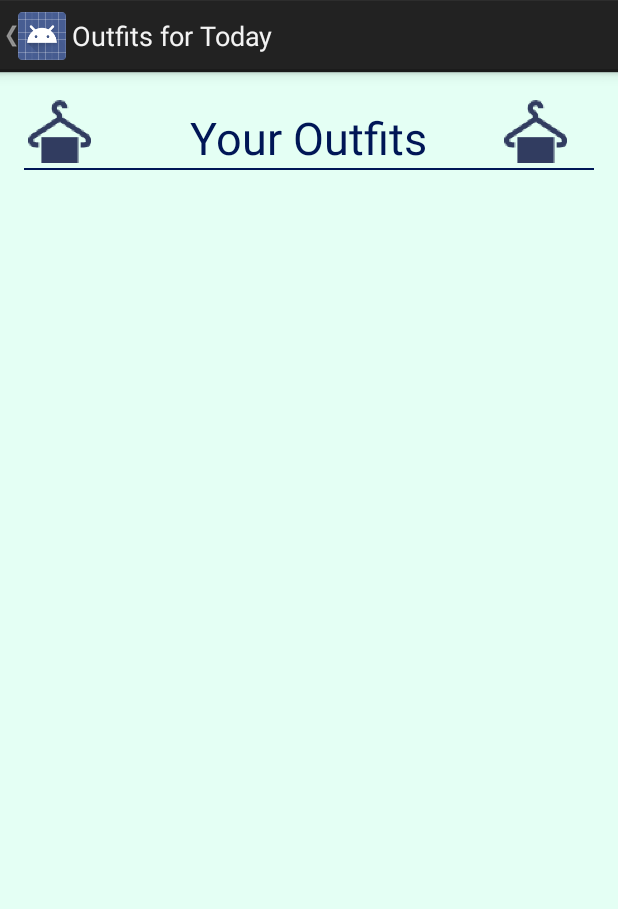
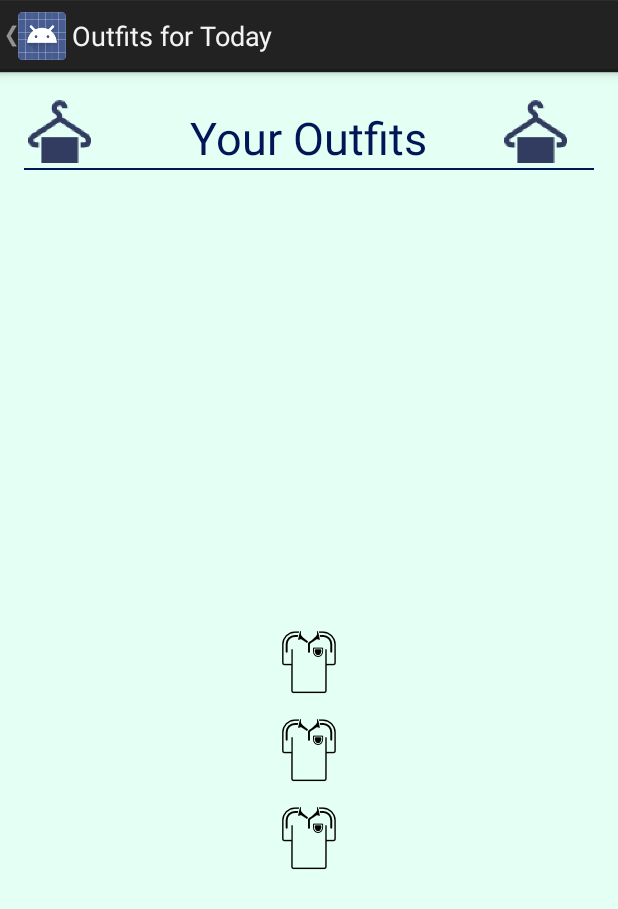
Before and after one commit to SheridanLGrant/Fab-Fashion, an Android app: the viewOutfit screen opened directly, with no data from a screen before it, on a phone screen of 412 x 824 dp. Shown: the top 909 px of the screen. Run offline under Robolectric (Android 15) with nearby library versions, the phone set to English and light mode, and no system bars.

Commit message:
Fixed the error with the suggested outfit, self-esteem diminished slightly as it was easy

```diff
--- a/app/src/main/java/edu/hmc/cs/personalstylist/Choose.java
+++ b/app/src/main/java/edu/hmc/cs/personalstylist/Choose.java
@@ -1,5 +1,8 @@
 package edu.hmc.cs.personalstylist;
 
+
+import android.util.Log;
+import android.widget.TextView;
 
 import java.util.Iterator;
 import java.util.ArrayList;
@@ -13,6 +16,50 @@ import edu.hmc.cs.personalstylist.Clothing;
  *  a #1 choice outfit.
  */
 public class Choose {
+
+
+    public final static String UNKNOWN_TOP = "Unknown top";
+    public final static String UNKNOWN_BOTTOM = "Unknown bottom";
+    public final static String UNKNOWN_SHOE = "Unknown shoe";
+    public final static String LONG_SLEEVE_SHIRT = "Long-sleeve shirt";
+    public final static String SHORT_SLEEVE_SHIRT = "Short-sleeve shirt";
+    public final static String SLEEVELESS_SHIRT = "Sleeveless shirt";
+    public final static String PANTS = "Pants";
+    public final static String SHORTS = "Shorts";
+    public final static String SKIRT = "Skirt";
+    public final static String DRESS_SHOES = "Dress shoes";
+    public final static String TENNIS_SHOES = "Tennis shoes";
+    public final static String SANDALS = "Sandals";
+    public final static ArrayList<String> TYPES = new ArrayList<String>();
+    public final static ArrayList<String> TOPS = new ArrayList<String>();
+    public final static ArrayList<String> BOTTOMS = new ArrayList<String>();
+    public final static ArrayList<String> SHOES = new ArrayList<String>();
+
+    public final static String RED = "Red";
+    public final static String BLUE = "Blue";
+    public final static String YELLOW = "Yellow";
+    public final static String GREEN = "Green";
+    public final static String PURPLE = "Purple";
+    public final static String ORANGE = "Orange";
+    public final static String BLACK = "Black";
+    public final static String WHITE = "White";
+    public final static String PINK = "Pink";
+    public final static String BROWN = "Brown";
+    public final static ArrayList<String> COLORS = new ArrayList<String>();
+
+    public final static String CASUAL = "Casual";
+    public final static String BUSINESS = "Business";
+    public final static String FORMAL = "Formal";
+    public final static String BEACH = "Beach";
+    public final static ArrayList<String> FORMALITIES = new ArrayList<String>();
+
+    public final static String HOT = "Hot";
+    public final static String COLD = "Cold";
+    public final static String MILD = "Mild";
+    public final static ArrayList<String> TEMPERATURES = new ArrayList<String>();
+
+
+
 
     public ArrayList<Clothing> wardrobe = new ArrayList<Clothing>();
 
@@ -63,10 +110,146 @@ public class Choose {
     }
 
 
-//    public ArrayList<Clothing> recommendedOutfits(ArrayList<Clothing> wardrobe) {
-//        ArrayList<Clothing> outfits = new ArrayList<Clothing>();
-//
-//    }
+    public ArrayList<Clothing> RecommendedOutfits(ArrayList<Clothing> newWardrobe, String formPref, String tempPref) {
+
+        // Build paramter arrays
+        TOPS.add(LONG_SLEEVE_SHIRT);
+        TOPS.add(SHORT_SLEEVE_SHIRT);
+        TOPS.add(SLEEVELESS_SHIRT);
+        BOTTOMS.add(PANTS);
+        BOTTOMS.add(SHORTS);
+        BOTTOMS.add(SKIRT);
+        SHOES.add(DRESS_SHOES);
+        SHOES.add(TENNIS_SHOES);
+        SHOES.add(SANDALS);
+
+        TYPES.add(LONG_SLEEVE_SHIRT);
+        TYPES.add(SHORT_SLEEVE_SHIRT);
+        TYPES.add(SLEEVELESS_SHIRT);
+        TYPES.add(PANTS);
+        TYPES.add(SHORTS);
+        TYPES.add(SKIRT);
+        TYPES.add(DRESS_SHOES);
+        TYPES.add(TENNIS_SHOES);
+        TYPES.add(SANDALS);
+
+        COLORS.add(RED);
+        COLORS.add(YELLOW);
+        COLORS.add(BLUE);
+        COLORS.add(GREEN);
+        COLORS.add(ORANGE);
+        COLORS.add(PURPLE);
+        COLORS.add(BLACK);
+        COLORS.add(WHITE);
+        COLORS.add(PINK);
+        COLORS.add(BROWN);
+
+        FORMALITIES.add(CASUAL);
+        FORMALITIES.add(FORMAL);
+        FORMALITIES.add(BUSINESS);
+        FORMALITIES.add(BEACH);
+
+        TEMPERATURES.add(HOT);
+        TEMPERATURES.add(COLD);
+        TEMPERATURES.add(MILD);
+
+        ArrayList<Clothing> outfit = new ArrayList<Clothing>();
+
+        ArrayList<Clothing> topsPossible = new ArrayList<Clothing>();
+        ArrayList<Clothing> bottomsPossible = new ArrayList<Clothing>();
+        ArrayList<Clothing> shoesPossible = new ArrayList<Clothing>();
+
+        Clothing top = new Clothing(UNKNOWN_TOP);
+        Clothing bottom = new Clothing(UNKNOWN_BOTTOM);
+        Clothing shoe = new Clothing(UNKNOWN_SHOE);
+
+        for (int i = 0; i < newWardrobe.size(); i++) {
+            if (TOPS.contains(newWardrobe.get(i).getType())) {
+                topsPossible.add(newWardrobe.get(i));
+            } else if (BOTTOMS.contains(newWardrobe.get(i).getType())) {
+                bottomsPossible.add(newWardrobe.get(i));
+            } else if (SHOES.contains(newWardrobe.get(i).getType())) {
+                shoesPossible.add(newWardrobe.get(i));
+            }
+        }
+
+
+        if (CASUAL.equals(formPref) && HOT.equals(tempPref)) {
+
+            for (int i1 = 0; i1 < topsPossible.size(); i1++) {
+                if (SLEEVELESS_SHIRT.equals(topsPossible.get(i1).getType())) {
+                    top = topsPossible.get(i1);
+                    break;
+                }
+            }
+
+            for (int i2 = 0; i2 < bottomsPossible.size(); i2++) {
+                if (SHORTS.equals(bottomsPossible.get(i2).getType())) {
+                    bottom = bottomsPossible.get(i2);
+                    break;
+                }
+            }
+
+            for (int i3 = 0; i3 < shoesPossible.size(); i3++) {
+                if (SANDALS.equals(shoesPossible.get(i3).getType())) {
+                    shoe = shoesPossible.get(i3);
+                    break;
+                }
+            }
+        } else if (CASUAL.equals(formPref) && MILD.equals(tempPref)) {
+
+            for (int i = 0; i < topsPossible.size(); i++) {
+                if (SHORT_SLEEVE_SHIRT.equals(topsPossible.get(i).getType())) {
+                    top = topsPossible.get(i);
+                    break;
+                }
+            }
+
+            for (int i = 0; i < bottomsPossible.size(); i++) {
+                if (SHORTS.equals(bottomsPossible.get(i).getType())) {
+                    bottom = bottomsPossible.get(i);
+                    break;
+                }
+            }
+
+            for (int i = 0; i < shoesPossible.size(); i++) {
+                if (TENNIS_SHOES.equals(shoesPossible.get(i).getType())) {
+                    shoe = shoesPossible.get(i);
+                    break;
+                }
+            }
+        } else if (BUSINESS.equals(formPref) || FORMAL.equals(formPref)) {
+
+            for (int i = 0; i < topsPossible.size(); i++) {
+                if (LONG_SLEEVE_SHIRT.equals(topsPossible.get(i).getType())) {
+                    top = topsPossible.get(i);
+                    break;
+                }
+            }
+
+            for (int i = 0; i < bottomsPossible.size(); i++) {
+                if (PANTS.equals(bottomsPossible.get(i).getType())) {
+                    bottom = bottomsPossible.get(i);
+                    break;
+                }
+            }
+
+            for (int i = 0; i < shoesPossible.size(); i++) {
+                if (DRESS_SHOES.equals(shoesPossible.get(i).getType())) {
+                    shoe = shoesPossible.get(i);
+                    break;
+                }
+            }
+        }
+
+        outfit.add(top);
+        outfit.add(bottom);
+        outfit.add(shoe);
+
+
+
+        return outfit;
+    }
 
 
 
--- a/app/src/main/java/edu/hmc/cs/personalstylist/Clothing.java
+++ b/app/src/main/java/edu/hmc/cs/personalstylist/Clothing.java
@@ -46,6 +46,11 @@ public class Clothing {
          this.temperature = givenTemperature;
     }
 
+    public Clothing(String givenType) {
+        this.type = givenType;
+        this.name = "test";
+    }
+
     public String getType() {
         return this.type;
     }
--- a/app/src/main/java/edu/hmc/cs/personalstylist/MainActivity.java
+++ b/app/src/main/java/edu/hmc/cs/personalstylist/MainActivity.java
@@ -217,6 +217,7 @@ public class MainActivity extends Activity implements OnClickListener, PopupMenu
         }
         else {
             for (int i = 0; i < wardrobe.size(); i++) {
+                // we need delete to have the name for this to work smoothly
                 if (clicked.equals(("Delete: " + wardrobe.get(i).getName()))) {
                     deletion = i;
                     removeFlag = true;
--- a/app/src/main/java/edu/hmc/cs/personalstylist/viewOutfit.java
+++ b/app/src/main/java/edu/hmc/cs/personalstylist/viewOutfit.java
@@ -3,9 +3,17 @@ package edu.hmc.cs.personalstylist;
 import android.app.Activity;
 import android.content.Context;
 import android.content.Intent;
+import android.graphics.Color;
+import android.media.Image;
 import android.os.Bundle;
+import android.view.MenuInflater;
+import android.view.MenuItem;
+import android.view.View;
 import android.widget.Button;
+import android.widget.ImageButton;
 import android.widget.LinearLayout;
+import android.widget.PopupMenu;
+import android.widget.RelativeLayout;
 import android.widget.TextView;
 
 import com.google.gson.Gson;
@@ -23,7 +31,7 @@ import edu.hmc.cs.personalstylist.Choose;
 /**
  * Created by davidconnor on 11/6/14.
  */
-public class viewOutfit extends Activity {
+public class viewOutfit extends Activity implements View.OnClickListener {
     public final static String CLOTHING_FORMALITY = "edu.hmc.cs.personalstylist.clothingFormality";
     public final static String CLOTHING_TEMPERATURE = "edu.hmc.cs.personalstylist.clothingTemperature";
 
@@ -43,6 +51,9 @@ public class viewOutfit extends Activity {
     ArrayList<Clothing> wardrobe = new ArrayList<Clothing>();
     Context context;
     String file = "wardrobeData";
+
+    // For image buttons
+    RelativeLayout.LayoutParams params = new RelativeLayout.LayoutParams(RelativeLayout.LayoutParams.WRAP_CONTENT, RelativeLayout.LayoutParams.WRAP_CONTENT);
 
 
     @Override
@@ -107,6 +118,11 @@ public class viewOutfit extends Activity {
         Choose outfitChoice = new Choose(wardrobe);
         ArrayList<Clothing> newWardrobe = outfitChoice.viableClothing(formPref, tempPref);
 
+        TextView test = (TextView) findViewById(R.id.view_outfits_greeting);
+        if (newWardrobe.size() == 5) {
+            test.setText("five!");
+        }
+
 
         Clothing currentArticle;
         for (int i = 0; i < newWardrobe.size(); i++) {
@@ -132,6 +148,58 @@ public class viewOutfit extends Activity {
             }
         }
 
+
+        DisplaySuggestion(outfitChoice.RecommendedOutfits(newWardrobe, formPref, tempPref));
+
     }
 
+
+
+    // TODO: change to appropriate icons
+    private ImageButton createImageButton(Clothing currentArticle) {
+        ImageButton button = new ImageButton(this);
+        button.setImageResource(R.drawable.jersey);
+        button.setLayoutParams(params);
+        button.setBackgroundColor(Color.TRANSPARENT);
+        button.setTag(currentArticle.getName());
+
+        return button;
+    }
+
+    private void DisplaySuggestion(ArrayList<Clothing> suggestion) {
+        ImageButton topSuggestion = (ImageButton) findViewById(R.id.topSuggestion);
+        ImageButton bottomSuggestion = (ImageButton) findViewById(R.id.bottomSuggestion);
+        ImageButton shoeSuggestion = (ImageButton) findViewById(R.id.shoeSuggestion);
+
+
+        topSuggestion.setImageResource(R.drawable.jersey);
+        topSuggestion.setOnClickListener(this);
+//        topSuggestion.setLayoutParams(params);
+        topSuggestion.setBackgroundColor(Color.TRANSPARENT);
+        topSuggestion.setTag(suggestion.get(0).getName());
+
+        bottomSuggestion.setImageResource(R.drawable.jersey);
+        bottomSuggestion.setOnClickListener(this);
+//        bottomSuggestion.setLayoutParams(params);
+        bottomSuggestion.setBackgroundColor(Color.TRANSPARENT);
+        bottomSuggestion.setTag(suggestion.get(1).getName());
+
+        shoeSuggestion.setImageResource(R.drawable.jersey);
+        shoeSuggestion.setOnClickListener(this);
+//        shoeSuggestion.setLayoutParams(params);
+        shoeSuggestion.setBackgroundColor(Color.TRANSPARENT);
+        shoeSuggestion.setTag(suggestion.get(2).getName());
+
+    }
+
+    @Override
+    public void onClick(View v) {
+        ImageButton b = (ImageButton) v;
+        PopupMenu popup = new PopupMenu(this, b);
+        popup.getMenu().add("Name: " + b.getTag());
+
+        MenuInflater inflater = popup.getMenuInflater();
+        inflater.inflate(R.menu.article_options, popup.getMenu());
+        popup.show();
+    }
 }
--- a/app/src/main/res/layout/activity_view_outfits.xml
+++ b/app/src/main/res/layout/activity_view_outfits.xml
@@ -18,34 +18,47 @@
         android:id="@+id/your_outfits_message"
         android:src="@drawable/ic_hanger" />
 
+    <ImageView
+        android:layout_width="wrap_content"
+        android:layout_height="wrap_content"
+        android:id="@+id/imageView"
+        android:layout_toEndOf="@+id/view_outfits_greeting"
+        android:src="@drawable/ic_hanger"
+        android:layout_alignParentTop="true"
+        android:layout_toRightOf="@+id/view_outfits_greeting"
+        android:layout_marginLeft="34dp"
+        android:layout_alignParentRight="true"
+        android:layout_alignParentEnd="true" />
+
     <View android:layout_width="fill_parent"
         android:layout_height="1dip"
         android:background="#ff001656"
         android:layout_below="@+id/your_outfits_message"
         android:layout_alignParentLeft="true"
-        android:layout_alignParentStart="true" />
+        android:layout_alignParentStart="true"
+        android:id="@+id/view" />
 
 
     <TextView
         android:textSize="30sp"
-        android:text="Your Outfits"
+        android:text="@string/available_clothing"
         android:layout_width="wrap_content"
         android:layout_height="wrap_content"
         android:textColor="#ff001656"
         android:layout_gravity="center_horizontal"
         android:layout_alignBottom="@+id/your_outfits_message"
         android:layout_centerHorizontal="true"
-        android:id="@+id/textView" />
+        android:id="@+id/view_outfits_greeting" />
 
 
     <HorizontalScrollView
         android:layout_width="match_parent"
-        android:layout_height="92dp"
+        android:layout_height="100dp"
         android:id="@+id/topScrollerChoose"
         android:fillViewport="true"
-        android:layout_below="@+id/shoeScrollerChoose"
-        android:layout_alignParentLeft="true"
-        android:layout_alignParentStart="true">
+        android:layout_below="@+id/view_outfits_greeting"
+        android:layout_alignRight="@+id/imageView"
+        android:layout_alignEnd="@+id/imageView">
 
         <LinearLayout
             android:id="@+id/chooseTopLayout"
@@ -59,12 +72,11 @@
 
     <HorizontalScrollView
         android:layout_width="match_parent"
-        android:layout_height="93dp"
+        android:layout_height="100dp"
         android:id="@+id/bottomScrollerChoose"
-        android:layout_below="@+id/your_outfits_message"
+        android:layout_below="@+id/topScrollerChoose"
         android:layout_alignParentLeft="true"
-        android:layout_alignParentStart="true"
-        android:layout_marginTop="36dp">
+        android:layout_alignParentStart="true">
 
         <LinearLayout
             android:id="@+id/chooseBottomLayout"
@@ -78,12 +90,12 @@
 
     <HorizontalScrollView
         android:layout_width="match_parent"
-        android:layout_height="97dp"
+        android:layout_height="100dp"
         android:id="@+id/shoeScrollerChoose"
-        android:fillViewport="false"
+        android:fillViewport="true"
         android:layout_below="@+id/bottomScrollerChoose"
-        android:layout_alignParentRight="true"
-        android:layout_alignParentEnd="true">
+        android:layout_alignRight="@+id/imageView"
+        android:layout_alignEnd="@+id/imageView">
 
         <LinearLayout
             android:id="@+id/chooseShoeLayout"
@@ -95,17 +107,26 @@
         </LinearLayout>
     </HorizontalScrollView>
 
-    <ImageView
+    <ImageButton
         android:layout_width="wrap_content"
         android:layout_height="wrap_content"
-        android:id="@+id/imageView"
-        android:layout_toEndOf="@+id/textView"
-        android:src="@drawable/ic_hanger"
-        android:layout_alignParentTop="true"
-        android:layout_toRightOf="@+id/textView"
-        android:layout_marginLeft="34dp"
-        android:layout_alignParentRight="true"
-        android:layout_alignParentEnd="true" />
+        android:id="@+id/topSuggestion"
+        android:layout_below="@+id/shoeScrollerChoose"
+        android:layout_centerHorizontal="true" />
+
+    <ImageButton
+        android:layout_width="wrap_content"
+        android:layout_height="wrap_content"
+        android:id="@+id/bottomSuggestion"
+        android:layout_below="@+id/topSuggestion"
+        android:layout_centerHorizontal="true" />
+
+    <ImageButton
+        android:layout_width="wrap_content"
+        android:layout_height="wrap_content"
+        android:id="@+id/shoeSuggestion"
+        android:layout_below="@+id/bottomSuggestion"
+        android:layout_centerHorizontal="true" />
 
 
 </RelativeLayout>
--- a/app/src/main/res/values/strings.xml
+++ b/app/src/main/res/values/strings.xml
@@ -27,7 +27,7 @@
     <string name="enter_preferences">Enter Preferences</string>
 
 
-    <string name="available_clothing">Available Clothing</string>
+    <string name="available_clothing">Your Outfits</string>
 
 
 
```
Also changed, not shown: app/src/main/res/layout/activity_main.xml (+10 -9 lines), app/src/main/ic_cloackroom-web.png (deleted), app/src/main/ic_coathanger-web.png (deleted), app/src/main/ic_coatrack-web.png (deleted), app/src/main/ic_hanger-web.png (deleted).
